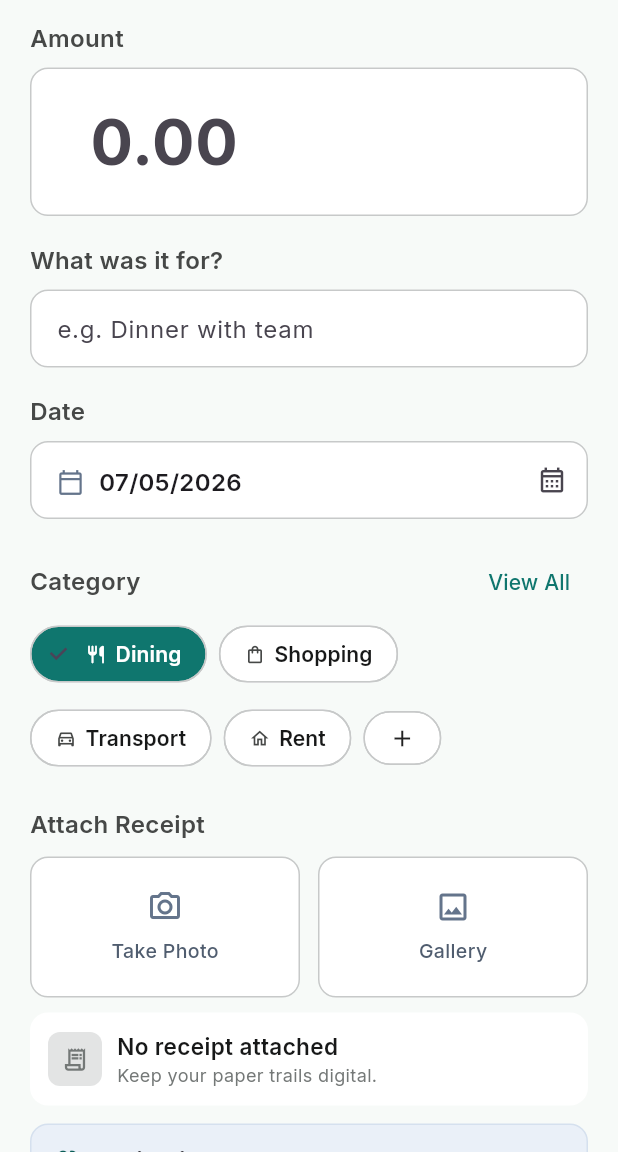
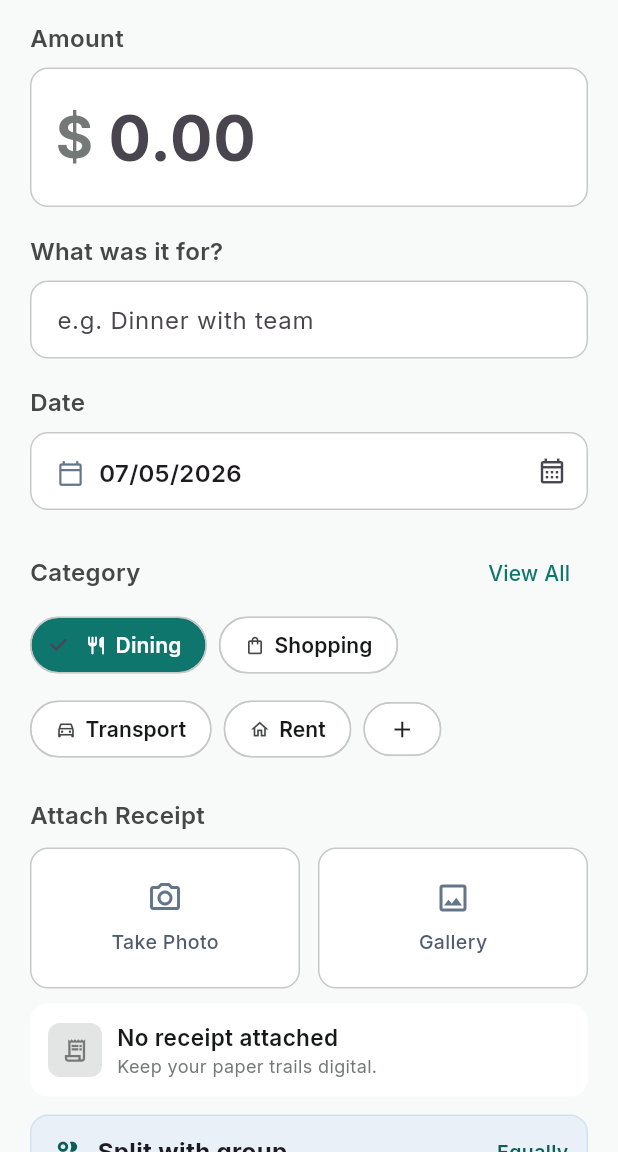
Before and after one commit to bakemonostan/splitspend, a Flutter app: the CreateExpenseScreen screen opened directly, on a phone screen of 412 x 824 dp, the part 84-1236 px from its top. Run offline on Flutter 3.47's test engine with Material 3 defaults, Android fonts, the phone set to English and light mode, and no system bars; our stand-ins replace dio, dots_indicator, fluttertoast, google_fonts, image_picker, supabase_flutter; accounts and stored records are empty.

Commit message:
Refactor CreateExpenseScreen to enhance the amount input UI. Replace the TextField with a styled Container that includes a currency prefix and improved layout for better user experience during expense entry.

```diff
--- a/lib/src/features/expenses/screens/create_expense_screen.dart
+++ b/lib/src/features/expenses/screens/create_expense_screen.dart
@@ -272,21 +272,44 @@ class _CreateExpenseScreenState extends State<CreateExpenseScreen> {
               ),
             ),
             const SizedBox(height: 8),
-            TextField(
+            Container(
+              decoration: BoxDecoration(
+                color: Colors.white,
+                borderRadius: BorderRadius.circular(12),
+                border: Border.all(color: AppPalette.neutral200),
+              ),
+              padding: const EdgeInsets.symmetric(horizontal: 16, vertical: 14),
+              child: Row(
+                children: [
+                  const Text(
+                    r'$',
+                    style: TextStyle(
+                      fontSize: 38,
+                      fontWeight: FontWeight.w700,
+                      color: AppPalette.neutral500,
+                    ),
+                  ),
+                  const SizedBox(width: 10),
+                  Expanded(
+                    child: TextField(
                       controller: _amountController,
-              keyboardType: const TextInputType.numberWithOptions(decimal: true),
+                      keyboardType: const TextInputType.numberWithOptions(
+                        decimal: true,
+                      ),
                       style: const TextStyle(
                         fontSize: 42,
                         fontWeight: FontWeight.w700,
                         color: AppPalette.neutral500,
                       ),
-              decoration: _inputDecoration(
-                '0.00',
-                prefix: r'$ ',
-                contentPadding: const EdgeInsets.symmetric(
-                  horizontal: 16,
-                  vertical: 18,
+                      decoration: const InputDecoration(
+                        hintText: '0.00',
+                        border: InputBorder.none,
+                        isDense: true,
+                        contentPadding: EdgeInsets.zero,
                       ),
+                    ),
+                  ),
+                ],
               ),
             ),
             const SizedBox(height: 18),
@@ -599,17 +622,10 @@ class _CreateExpenseScreenState extends State<CreateExpenseScreen> {
 
   InputDecoration _inputDecoration(
     String hint, {
-    String? prefix,
     EdgeInsets? contentPadding,
   }) {
     return InputDecoration(
       hintText: hint,
-      prefixText: prefix,
-      prefixStyle: const TextStyle(
-        fontSize: 22,
-        fontWeight: FontWeight.w700,
-        color: AppPalette.neutral500,
-      ),
       filled: true,
       fillColor: Colors.white,
       contentPadding:
```
Lines whose indentation alone changed are shown as unchanged.
